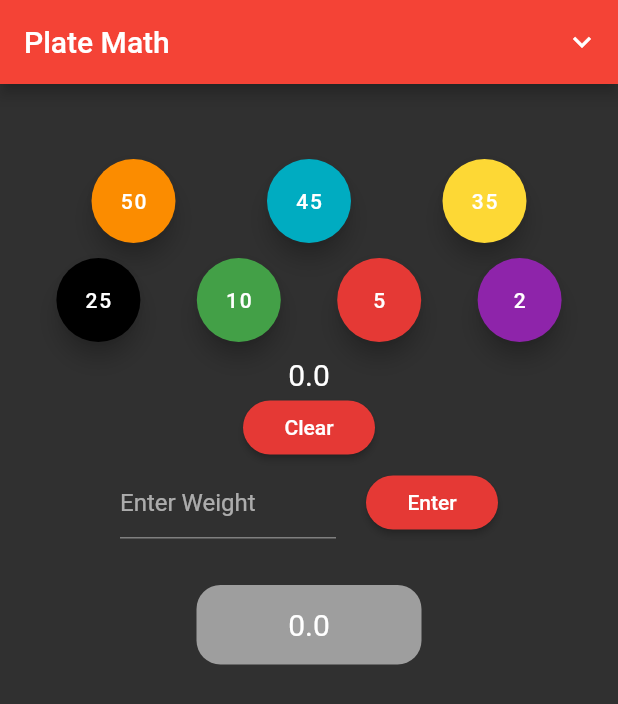
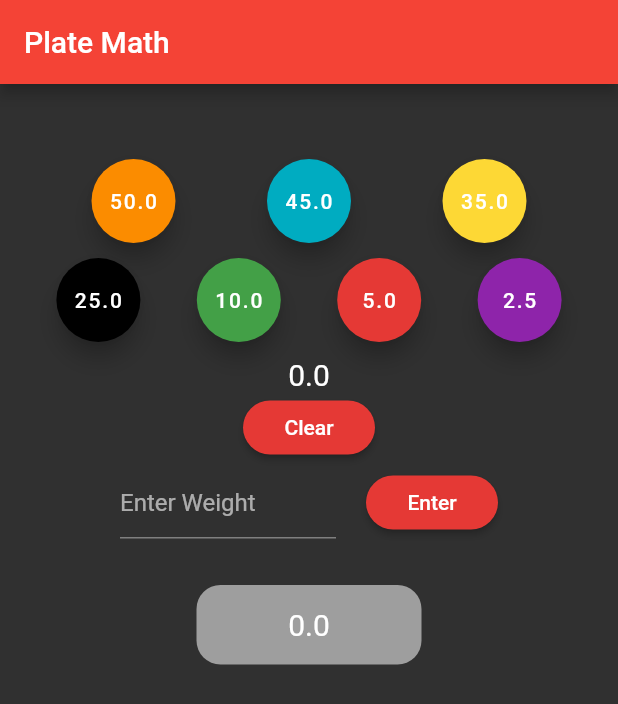
Before and after one commit to yashdhume/Gym_App, a Flutter app: the screen it shows after launch, on a phone screen of 412 x 824 dp. Shown: the top 704 px of the screen. Run offline on Flutter 3.47's test engine with Material 2 defaults, Android fonts, the phone set to English and light mode, and no system bars.

Commit message:
Code clean up

```diff
--- a/lib/PlateMath/DisplayPlateButtons.dart
+++ b/lib/PlateMath/DisplayPlateButtons.dart
@@ -42,7 +42,7 @@ class PlateButtons extends StatelessWidget{
   Widget build(BuildContext context){
     return Center(
         child: FloatingActionButton(
-          child: new Text(plate.toInt().toString()),
+          child: new Text(plate.toString()),
            onPressed: () => addValue(plate),
           backgroundColor: color,
         )
--- a/lib/PlateMath/PlateChange.dart
+++ b/lib/PlateMath/PlateChange.dart
@@ -4,7 +4,7 @@ class DisplayPlateChange extends StatelessWidget{
   final List plates = [50.0,45.0, 35.0, 25.0, 10.0, 5.0, 2.5];
  // PlateChange({this.plates});
   List<Widget> CreateDisplay(){
-    List<Widget>a;
+    List<Widget>a=[];
     for(int i=0; i<plates.length;i++){
       a.add(PlateChange(plate: plates[i]));
     }
@@ -27,6 +27,7 @@ class PlateChange extends StatelessWidget{
       child: SwitchListTile(
         title: new Text(plate.toString()),
         value: a,
+        //onChanged: _a(),
        // onChanged: {a=true},
 
       )
--- a/lib/PlateMath/PlateMath.dart
+++ b/lib/PlateMath/PlateMath.dart
@@ -1,7 +1,6 @@
 import 'package:flutter/material.dart';
 import 'package:gym_app/PlateMath/DisplayPlateButtons.dart';
 import 'package:gym_app/PlateMath/DisplayPlates.dart';
-import 'package:gym_app/PlateMath/PlateChange.dart';
 typedef AddCallBack = void Function(int n);
 class PlateMath extends StatefulWidget {
   PlateMath({Key key}) : super(key: key);
@@ -71,30 +70,11 @@ class _PlateMath extends State<PlateMath> {
     for (int i = weights.length~/2;i<weights.length;i++) a.add(weights[i]);
     return a;
   }
-  final _scaffoldKey = new GlobalKey<ScaffoldState>();
-  String _value = '';
-  void _setValue(String value) => setState(() => _value = value);
-  Future _askUser() async {
-
-    showDialog(
-        context: context,
-        child: new Container(
-          child: DisplayPlateChange(),
-        )
-    );
-
-  }
   Widget build(BuildContext context) {
     return new Scaffold(
-      key: _scaffoldKey,
+      //key: _scaffoldKey,
       appBar: new AppBar(
         title: new Text('Plate Math'),
-        actions: <Widget>[
-          IconButton(
-            icon: Icon(Icons.keyboard_arrow_down),
-            onPressed: _askUser,
-          )
-        ],
       ),
       body: new Container(
           child: new Column(
```
